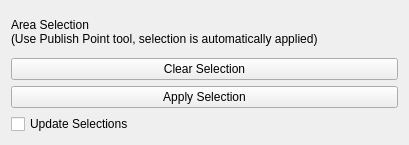
Qt form src/Toolpath-Offline-Planning/opp_gui/ui/polygon_area_selection_widget.ui (xp220340/toolpath) before a commit.
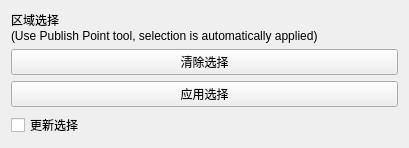
The same form after that commit.

What changed in the file:
```diff
--- a/src/Toolpath-Offline-Planning/opp_gui/ui/polygon_area_selection_widget.ui
+++ b/src/Toolpath-Offline-Planning/opp_gui/ui/polygon_area_selection_widget.ui
@@ -17,7 +17,7 @@
    <item>
     <widget class="QLabel" name="label_area_selection">
      <property name="text">
-      <string>Area Selection
+      <string>区域选择
 (Use Publish Point tool, selection is automatically applied)</string>
      </property>
     </widget>
@@ -25,21 +25,21 @@
    <item>
     <widget class="QPushButton" name="push_button_clear_selection">
      <property name="text">
-      <string>Clear Selection</string>
+      <string>清除选择</string>
      </property>
     </widget>
    </item>
    <item>
     <widget class="QPushButton" name="push_button_apply_selection">
      <property name="text">
-      <string>Apply Selection</string>
+      <string>应用选择</string>
      </property>
     </widget>
    </item>
    <item>
     <widget class="QCheckBox" name="cbox_update_selections">
      <property name="text">
-      <string>Update Selections</string>
+      <string>更新选择</string>
      </property>
     </widget>
    </item>
```
